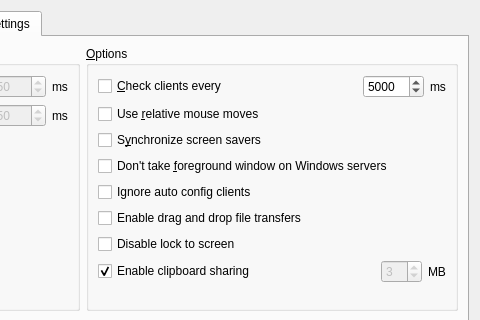
Old version of the form src/gui/src/ServerConfigDialogBase.ui in the repository deskflow/deskflow; both pictures show x 315 to 795 and y 0 to 320 of the 795 by 534 pixel window.
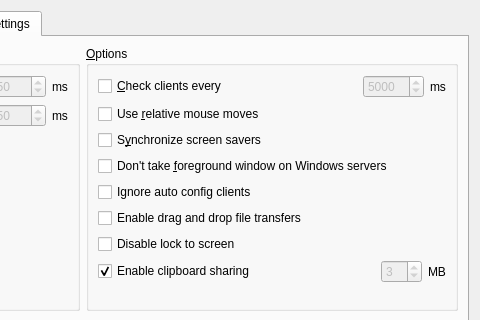
New version of the form. The open tabs and pages were chosen to show the change. Icons and pictures are not drawn. Custom widgets are drawn as their Qt base class.

Commit message: #6301 Set page 1 as default on server config dialog

What changed in the file:
```diff
--- a/src/gui/src/ServerConfigDialogBase.ui
+++ b/src/gui/src/ServerConfigDialogBase.ui
@@ -530,7 +530,7 @@
             <item>
              <widget class="QSpinBox" name="m_pSpinBoxHeartbeat">
               <property name="enabled">
-               <bool>true</bool>
+               <bool>false</bool>
               </property>
               <property name="minimum">
                <number>1000</number>
```
Left out of the diff: 2 changed lines with no effect on the pictures.
